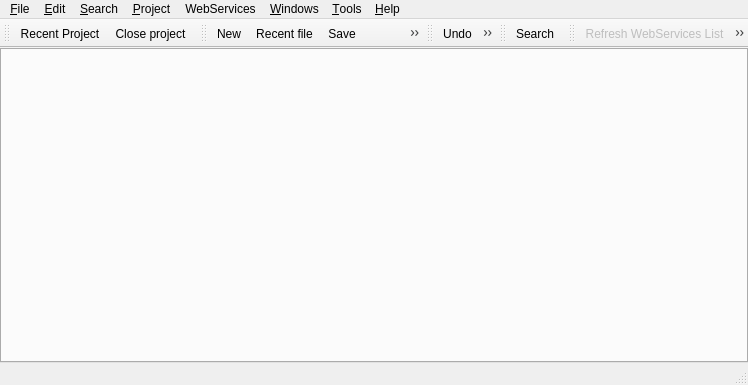
Above: ui/mainform.ui from phoenix741/xinx before the change. Below: the same form after it.
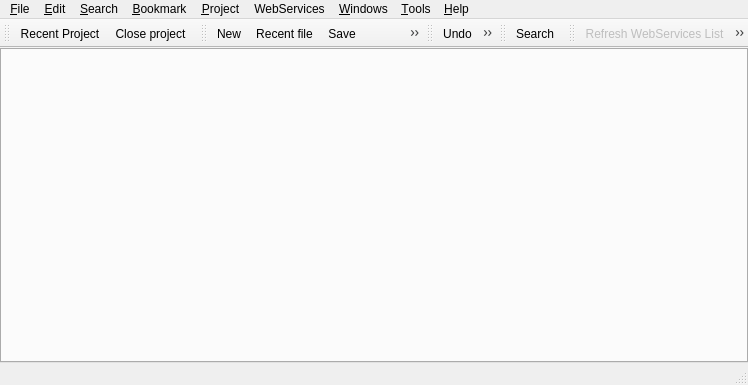
That is the form after the change. Icons and pictures are not drawn. Custom widgets are drawn as their Qt base class.

Commit message: #105 : Avancement sur les bookmarks

```diff
--- a/ui/mainform.ui
+++ b/ui/mainform.ui
@@ -34,7 +34,7 @@
      <x>0</x>
      <y>0</y>
      <width>748</width>
-     <height>29</height>
+     <height>26</height>
     </rect>
    </property>
    <widget class="QMenu" name="m_fileMenu" >
@@ -137,9 +137,20 @@
     <addaction name="m_prettyPrintAct" />
     <addaction name="m_completeAct" />
    </widget>
+   <widget class="QMenu" name="menu_Bookmark" >
+    <property name="title" >
+     <string>&amp;Bookmark</string>
+    </property>
+    <addaction name="m_bookmarkAct" />
+    <addaction name="m_previousBookmarkAct" />
+    <addaction name="m_nextBookmarkAct" />
+    <addaction name="separator" />
+    <addaction name="m_clearAllBookmarkAct" />
+   </widget>
    <addaction name="m_fileMenu" />
    <addaction name="m_editMenu" />
    <addaction name="m_searchMenu" />
+   <addaction name="menu_Bookmark" />
    <addaction name="m_projectMenu" />
    <addaction name="m_webServicesMenu" />
    <addaction name="m_windowsMenu" />
```
Left out of the diff: 34 changed lines with no effect on the pictures. The commit also changes 6 other files.
